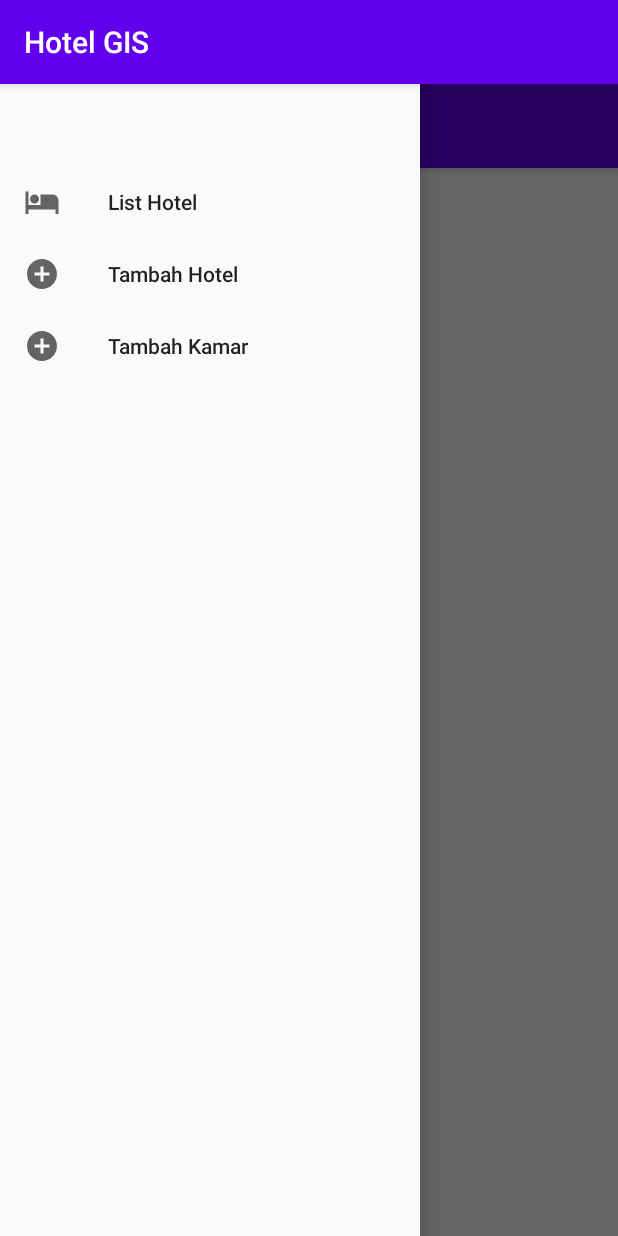
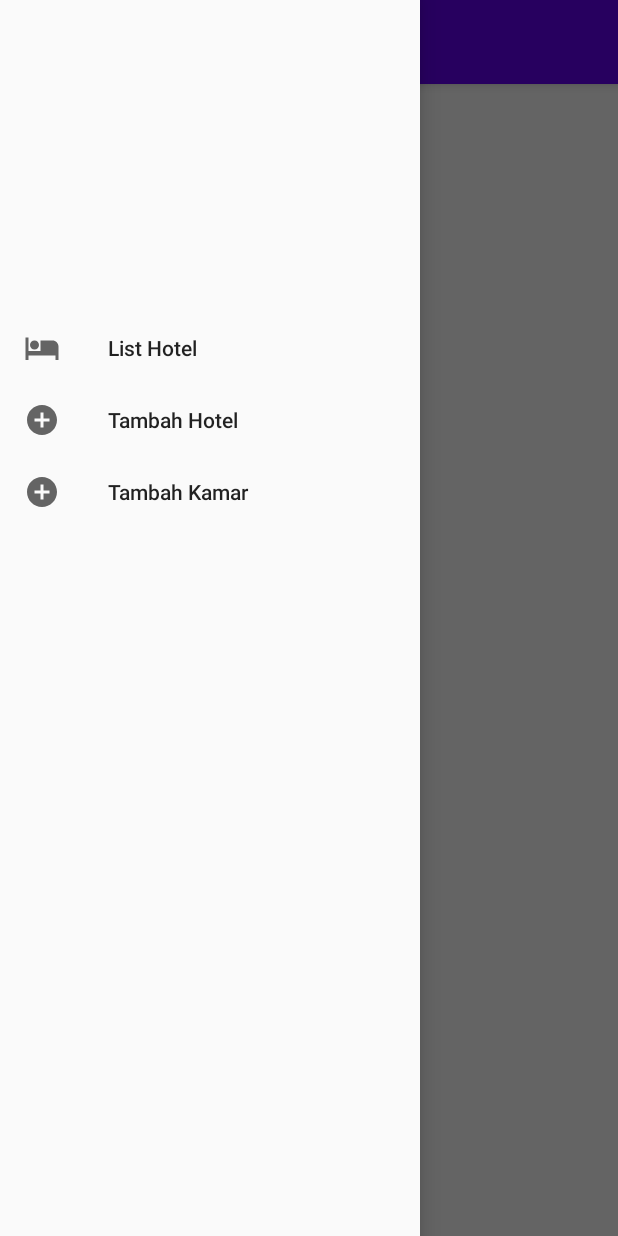
Before and after one commit to mumuhkustino/hotel_gis, an Android app: the screen it shows after launch (MainActivity), with the side drawer open, on a phone screen of 412 x 824 dp. Run offline under Robolectric (Android 15) with nearby library versions, the phone set to English and light mode, and no system bars.

Commit message:
Fix navigation drawer for feature Admin

```diff
--- a/app/src/main/AndroidManifest.xml
+++ b/app/src/main/AndroidManifest.xml
@@ -9,7 +9,8 @@
         android:roundIcon="@mipmap/ic_launcher_round"
         android:supportsRtl="true"
         android:theme="@style/AppTheme">
-        <activity android:name=".MainActivity">
+        <activity android:name=".MainActivity"
+            android:theme="@style/AppTheme.NoActionBar">
             <intent-filter>
                 <action android:name="android.intent.action.MAIN" />
 
--- a/app/src/main/res/layout/nav_header_content.xml
+++ b/app/src/main/res/layout/nav_header_content.xml
@@ -1,7 +1,7 @@
 <?xml version="1.0" encoding="utf-8"?>
 <LinearLayout xmlns:android="http://schemas.android.com/apk/res/android"
     android:layout_width="match_parent"
-    android:layout_height="wrap_content"
+    android:layout_height="@dimen/nav_height"
     android:gravity="bottom"
     android:orientation="vertical"
     android:paddingVertical="@dimen/nav_vertical_margin"
--- a/app/src/main/res/values/dimens.xml
+++ b/app/src/main/res/values/dimens.xml
@@ -2,4 +2,5 @@
 <resources>
     <dimen name="nav_vertical_margin">16dp</dimen>
     <dimen name="nav_horizontal_margin">16dp</dimen>
+    <dimen name="nav_height">200dp</dimen>
 </resources>
--- a/app/src/main/res/values/styles.xml
+++ b/app/src/main/res/values/styles.xml
@@ -12,4 +12,9 @@
 
     <style name="AppTheme.PopupOverlay" parent="ThemeOverlay.AppCompat.Light" />
 
+    <style name="AppTheme.NoActionBar" parent="AppTheme">
+        <item name="windowActionBar">false</item>
+        <item name="windowNoTitle">true</item>
+    </style>
+
 </resources>
```
